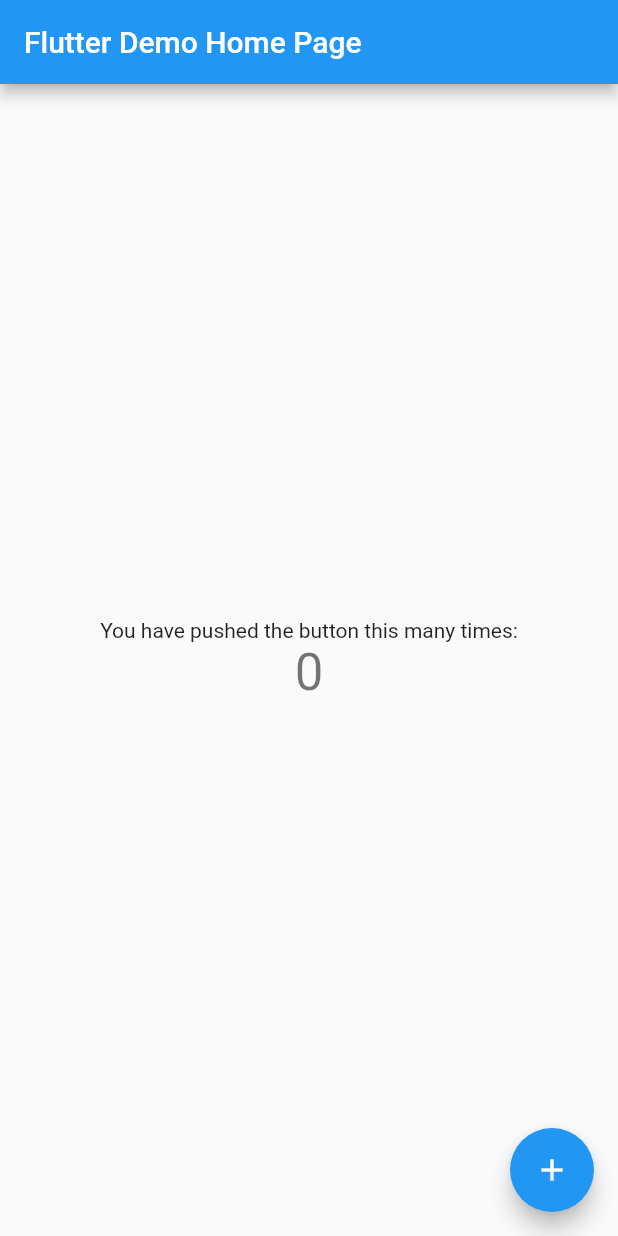
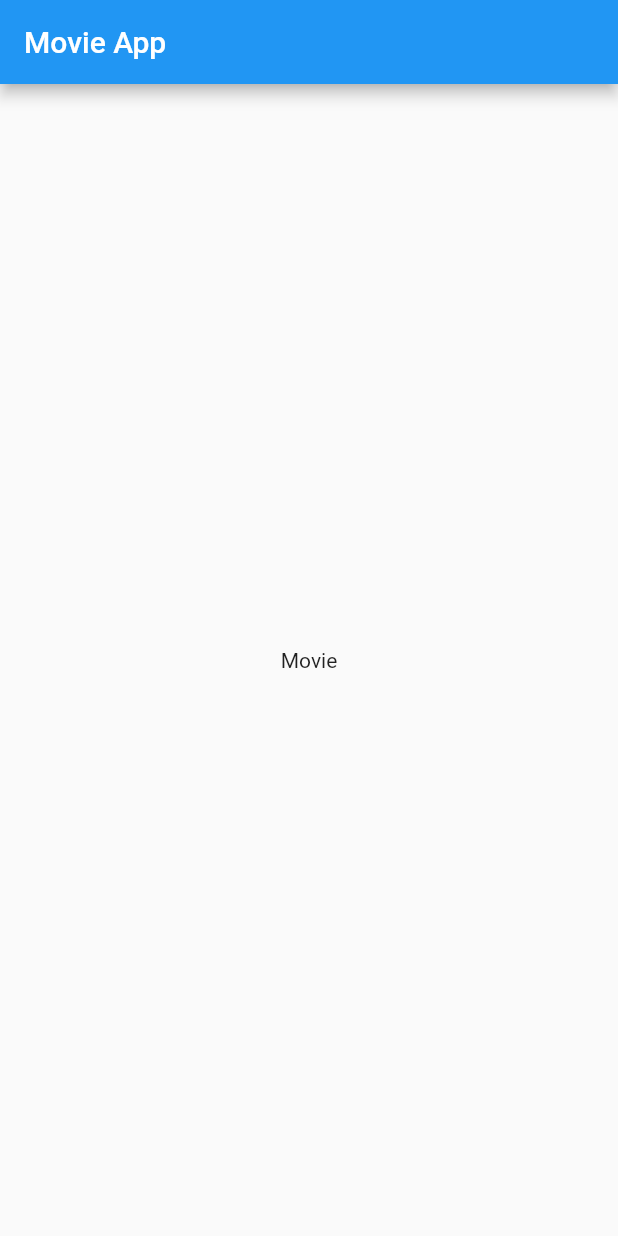
Before and after one commit to OmarWahid/Movies-App-with-Clean-Architecture, a Flutter app: the screen it shows after launch, on a phone screen of 412 x 824 dp. Run offline on Flutter 3.47's test engine with Material 2 defaults, Android fonts, the phone set to English and light mode, and no system bars; our stand-ins replace dartz, dio.

Commit message:
Update #2

```diff
--- /dev/null
+++ b/lib/core/network/api_constance.dart
@@ -0,0 +1,10 @@
+class ApiConstance {
+  static const String baseUrl = 'https://api.themoviedb.org/3';
+  static const String appKey = 'e613aa671ba32dc306753fcb43d5c9b9';
+  static const String nowPlayingMoviesPath =
+      '$baseUrl/movie/now_playing?api_key=$appKey';
+  static const String popularMoviesPath =
+      '$baseUrl/movie/popular?api_key=$appKey';
+  static const String topRatedMoviesPath =
+      '$baseUrl/movie/top_rated?api_key=$appKey';
+}
--- a/lib/main.dart
+++ b/lib/main.dart
@@ -1,5 +1,5 @@
 import 'package:flutter/material.dart';
-import 'package:movie_app_with_clean_architecture/movies/domain/entities/movie.dart';
+import 'package:movie_app_with_clean_architecture/movies/presentation/screens/movies_screen.dart';
 
 void main() {
 
@@ -12,59 +12,11 @@ class MyApp extends StatelessWidget {
   @override
   Widget build(BuildContext context) {
     return MaterialApp(
-      title: 'Flutter Demo',
       debugShowCheckedModeBanner: false,
       theme: ThemeData(
         primarySwatch: Colors.blue,
       ),
-      home: const MyHomePage(title: 'Flutter Demo Home Page'),
+      home: const MovieScreen(),
     );
   }
 }
-
-class MyHomePage extends StatefulWidget {
-  const MyHomePage({super.key, required this.title});
-
-  final String title;
-
-  @override
-  State<MyHomePage> createState() => _MyHomePageState();
-}
-
-class _MyHomePageState extends State<MyHomePage> {
-  int _counter = 0;
-
-  void _incrementCounter() {
-    setState(() {
-      _counter++;
-    });
-  }
-
-  @override
-  Widget build(BuildContext context) {
-    return Scaffold(
-      appBar: AppBar(
-        title: Text(widget.title),
-      ),
-      body: Center(
-        child: Column(
-          mainAxisAlignment: MainAxisAlignment.center,
-          children: <Widget>[
-            const Text(
-              'You have pushed the button this many times:',
-            ),
-            Text(
-              '$_counter',
-              style: Theme.of(context).textTheme.headline4,
-            ),
-          ],
-        ),
-      ),
-      floatingActionButton: FloatingActionButton(
-        onPressed: _incrementCounter,
-        tooltip: 'Increment',
-        child: const Icon(Icons.add),
-      ),
-    );
-  }
-}
--- a/lib/movies/domain/repositories/base_movie_repository.dart
+++ b/lib/movies/domain/repositories/base_movie_repository.dart
@@ -1,9 +1,11 @@
+import 'package:dartz/dartz.dart';
 import 'package:movie_app_with_clean_architecture/movies/domain/entities/movie.dart';
+import '../../../core/error/exceptions.dart';
 
 abstract class BaseMovieRepository {
-  Future<List<Movie>> getNowPlaying();
+  Future<Either<ServerException ,List<Movie>>> getNowPlayingMovies();
 
-  Future<List<Movie>> getPopularMovies();
+  Future<Either<ServerException ,List<Movie>>> getPopularMovies();
 
-  Future<List<Movie>> getTopRatedMovies();
+  Future<Either<ServerException ,List<Movie>>> getTopRatedMovies();
 }
--- a/lib/movies/domain/use_cases/get_now_playing_movies_usecase.dart
+++ b/lib/movies/domain/use_cases/get_now_playing_movies_usecase.dart
@@ -1,3 +1,5 @@
+import 'package:dartz/dartz.dart';
+import '../../../core/error/exceptions.dart';
 import '../entities/movie.dart';
 import '../repositories/base_movie_repository.dart';
 
@@ -6,7 +8,7 @@ class GetNowPlayingMoviesUseCase {
 
   GetNowPlayingMoviesUseCase(this.baseMovieRepository);
 
-  Future<List<Movie>> execute() async {
-    return await baseMovieRepository.getNowPlaying();
+  Future<Either<ServerException, List<Movie>>> execute() async {
+    return await baseMovieRepository.getNowPlayingMovies();
   }
 }
--- a/lib/movies/domain/use_cases/get_popular_movies_usecase.dart
+++ b/lib/movies/domain/use_cases/get_popular_movies_usecase.dart
@@ -1,3 +1,6 @@
+import 'package:dartz/dartz.dart';
+
+import '../../../core/error/exceptions.dart';
 import '../entities/movie.dart';
 import '../repositories/base_movie_repository.dart';
 
@@ -6,7 +9,7 @@ class GetPopularMoviesUseCase {
 
   GetPopularMoviesUseCase(this.baseMovieRepository);
 
-  Future<List<Movie>> execute() async {
+  Future<Either<ServerException ,List<Movie>>> execute() async {
     return await baseMovieRepository.getPopularMovies();
   }
 }
--- a/lib/movies/domain/use_cases/get_top_rated_movies_usecase.dart
+++ b/lib/movies/domain/use_cases/get_top_rated_movies_usecase.dart
@@ -1,3 +1,6 @@
+import 'package:dartz/dartz.dart';
+
+import '../../../core/error/exceptions.dart';
 import '../entities/movie.dart';
 import '../repositories/base_movie_repository.dart';
 
@@ -6,7 +9,7 @@ class GetTopRatedMoviesUseCase {
 
   GetTopRatedMoviesUseCase(this.baseMovieRepository);
 
-  Future<List<Movie>> execute() async {
+  Future<Either<ServerException ,List<Movie>>> execute() async {
     return await baseMovieRepository.getTopRatedMovies();
   }
 }
--- /dev/null
+++ b/lib/movies/presentation/screens/movies_screen.dart
@@ -0,0 +1,19 @@
+import 'package:flutter/material.dart';
+
+
+class MovieScreen extends StatelessWidget {
+  const MovieScreen({Key? key}) : super(key: key);
+
+  @override
+  Widget build(BuildContext context) {
+    return Scaffold(
+      appBar: AppBar(
+        title: const Text('Movie App'),
+      ),
+      body: const Center(
+        child: Text('Movie'),
+      ),
+    );
+  }
+
+}
--- a/pubspec.yaml
+++ b/pubspec.yaml
@@ -36,6 +36,8 @@ dependencies:
   # The following adds the Cupertino Icons font to your application.
   # Use with the CupertinoIcons class for iOS style icons.
   cupertino_icons: ^1.0.2
+  dio: ^4.0.6
+  dartz: ^0.10.1
 
 dev_dependencies:
   flutter_test:
```
Also changed, not shown: lib/core/error/exceptions.dart (added, +17 -0 lines), lib/core/network/error_message_model.dart (added, +32 -0 lines), lib/movies/data/data_sources/movie_remote_datasource.dart (added, +49 -0 lines), lib/movies/data/models/movie_model.dart (added, +25 -0 lines), lib/movies/data/repositories/movie_repository.dart (added, +41 -0 lines), lib/core/ss.dart (deleted), pubspec.lock.
